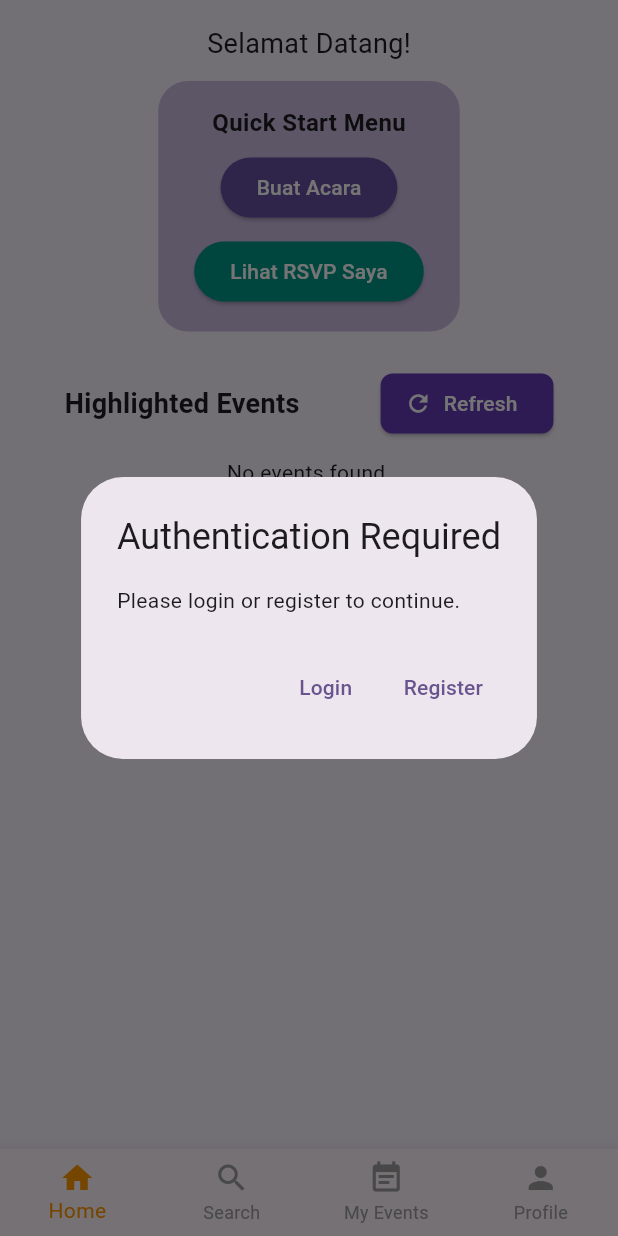
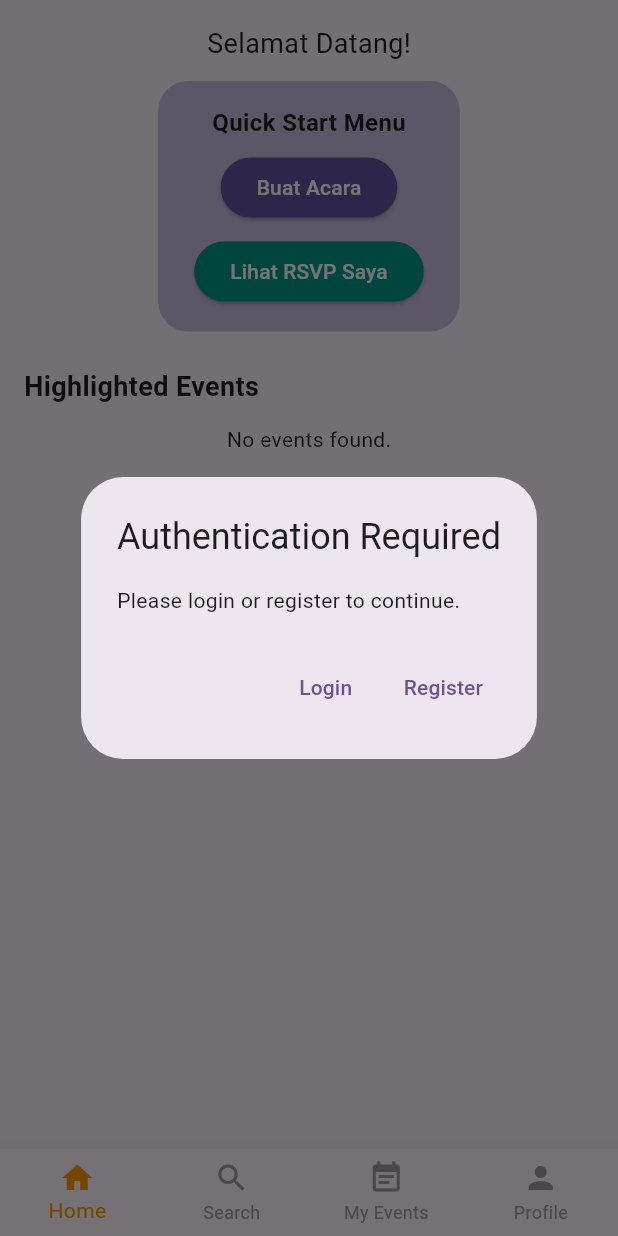
Before and after one commit to rantositorus/EventKita-app, a Flutter app: the screen it shows after launch, after a tap on "Buat Acara", on a phone screen of 412 x 824 dp. Run offline on Flutter 3.47's test engine with Material 3 defaults, Android fonts, the phone set to English and light mode, and no system bars; our stand-ins replace cloud_firestore, dartz, equatable, firebase_auth, firebase_core, flutter_bloc and 2 more; accounts and stored records are empty.

Commit message:
changed logo and splash screen, also fixed refresh on search page

```diff
--- a/lib/screens/homepage.dart
+++ b/lib/screens/homepage.dart
@@ -150,63 +150,14 @@ class _HomePageState extends State<HomePage> {
                         ),
                       ),
                       const SizedBox(height: 24),
-                      Row(
-                        mainAxisAlignment: MainAxisAlignment.spaceAround,
-                        children: [
-                          Text(
-                            'Highlighted Events',
-                            style: TextStyle(
-                              fontSize: 18,
-                              fontWeight: FontWeight.bold,
-                            ),
-                          ),
-                          ElevatedButton.icon(
-                            label: const Text('Refresh'),
-                            icon: Icon(Icons.refresh),
-                            onPressed: () {
-                              setState(() {});
-                            },
-                          ),
-                        ],
+                      const Text(
+                        'Highlighted Events',
+                        style: TextStyle(
+                          fontSize: 18,
+                          fontWeight: FontWeight.bold,
+                        ),
                       ),
                       const SizedBox(height: 12),
-                      // FutureBuilder(
-                      //   future: firestoreEvents.getTop3Events(),
-                      //   builder: (context, eventsSnapshot) {
-                      //     if (eventsSnapshot.connectionState ==
-                      //         ConnectionState.waiting) {
-                      //       return const Center(
-                      //           child: CircularProgressIndicator());
-                      //     }
-                      //     if (eventsSnapshot.hasError) {
-                      //       return Center(
-                      //           child: Text('Error: ${eventsSnapshot.error}'));
-                      //     }
-                      //     final events = eventsSnapshot.data ?? [];
-                      //     if (events.isEmpty) {
-                      //       return const Center(
-                      //           child: Text('No events found.'));
-                      //     }
-                      //     return Column(
-                      //       children: events
-                      //           .map((event) => EventCard(
-                      //         event: event,
-                      //         user: user,
-                      //         onDetails: (ctx, user) {
-                      //           setState(() {});
-                      //           Navigator.push(
-                      //             ctx,
-                      //             MaterialPageRoute(
-                      //               builder: (ctx) =>
-                      //                   EventDetailPage(event: event),
-                      //             ),
-                      //           );
-                      //         },
-                      //       ))
-                      //           .toList(),
-                      //     );
-                      //   },
-                      // ),
                       StreamBuilder<List<Map<String, dynamic>>>(
                         stream: firestoreEvents.getEventsStream(),
                         builder: (context, snapshot) {
--- a/lib/screens/search.dart
+++ b/lib/screens/search.dart
@@ -47,25 +47,9 @@ class _SearchPageState extends State<SearchPage> {
                   ),
                 ),
               ),
-              const SizedBox(height: 8),
-              Row(
-                mainAxisAlignment: MainAxisAlignment.end,
-                children: [
-                  ElevatedButton.icon(
-                    label: const Text("Refresh"),
-                    icon: Icon(Icons.refresh),
-                    onPressed: () {
-                      setState(() {
-                        searchQuery = '';
-                        searchController.clear();
-                      });
-                    },
-                  )
-                ],
-              ),
-              const SizedBox(height: 8),
-              FutureBuilder<List<Map<String, dynamic>>>(
-                future: firestoreEvents.getEvents(),
+              const SizedBox(height: 16),
+              StreamBuilder<List<Map<String, dynamic>>>(
+                stream: firestoreEvents.getAllEventsStream(),
                 builder: (context, eventsSnapshot) {
                   if (eventsSnapshot.connectionState == ConnectionState.waiting) {
                     return const Center(child: CircularProgressIndicator());
--- a/lib/services/firestore_events.dart
+++ b/lib/services/firestore_events.dart
@@ -2,58 +2,6 @@ import 'package:cloud_firestore/cloud_firestore.dart';
 
 class FirestoreEvents {
   final FirebaseFirestore _firestore = FirebaseFirestore.instance;
-
-  Future<List<Map<String, dynamic>>> getEvents() async {
-    '''
-    Fetches a list of events from Firestore.
-    Returns a list of event data as maps.
-    Throws an exception if the fetch fails.
-    List contains:
-    capacity (number)
-
-    category (string)
-
-    createdAt (timestamp)
-
-    creatorId (string)
-
-    dateTime (timestamp)
-
-    description (string)
-
-    imageUrl (string)
-
-    location (map): address (string), latitude (number), longitude (number)
-
-    title (string)
-
-    updatedAt (timestamp)
-    ''';
-    try {
-      QuerySnapshot snapshot = await _firestore.collection('events').get();
-      return snapshot.docs.map((doc) {
-        final data = doc.data() as Map<String, dynamic>;
-        data['id'] = doc.id;
-        return data;
-      }).toList();
-    } catch (e) {
-      throw Exception('Failed to fetch events: $e');
-    }
-  }
-
-  Future<List<Map<String, dynamic>>> getTop3Events() async {
-    QuerySnapshot snapshot =
-        await _firestore
-            .collection('events')
-            .orderBy('capacity', descending: true)
-            .limit(3)
-            .get();
-    return snapshot.docs.map((doc) {
-      final data = doc.data() as Map<String, dynamic>;
-      data['id'] = doc.id;
-      return data;
-    }).toList();
-  }
 
   Stream<List<Map<String, dynamic>>> getEventsStream() {
     return _firestore
@@ -69,4 +17,17 @@ class FirestoreEvents {
           }).toList();
         });
   }
+
+  Stream<List<Map<String, dynamic>>> getAllEventsStream() {
+    return _firestore
+        .collection('events')
+        .snapshots()
+        .map((snapshot) {
+          return snapshot.docs.map((doc) {
+            final data = doc.data();
+            data['id'] = doc.id;
+            return data;
+          }).toList();
+        });
+  }
 }
--- a/pubspec.yaml
+++ b/pubspec.yaml
@@ -20,6 +20,7 @@ dependencies:
   flutter_map: ^8.1.1
   http: ^1.4.0
   latlong2: ^0.9.0
+  flutter_launcher_icons: ^0.14.4
 
 dev_dependencies:
   flutter_test:
@@ -33,3 +34,8 @@ flutter:
   uses-material-design: true
   assets:
     - lib/assets/images/
+
+flutter_launcher_icons:
+  android: "launcher_icon"
+  ios: true
+  image_path: "lib/assets/images/logo.png"
```
Also changed, not shown: lib/assets/images/logo.png (added), lib/assets/images/logo_transparent.png (added), pubspec.lock, 29 other files.
